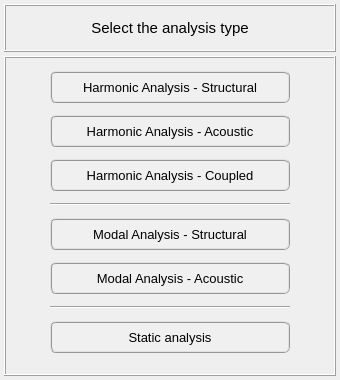
open-pulse/OpenPulse, file pulse/interface/data/ui_files/analysis/general/analysis_type.ui: the form before one commit.
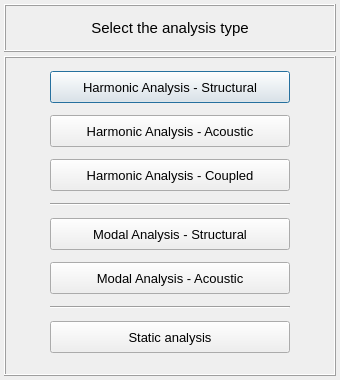
The form after the commit. Icons and pictures are not drawn.

```diff
--- a/pulse/interface/data/ui_files/analysis/general/analysis_type.ui
+++ b/pulse/interface/data/ui_files/analysis/general/analysis_type.ui
@@ -187,10 +187,7 @@
          </font>
         </property>
         <property name="styleSheet">
-         <string notr="true">QPushButton{border-radius: 6px; border-color: rgb(150, 150, 150); border-style: ridge; border-width: 2px; color: rgb(0, 0, 0); background-color: rgb(240, 240, 240)}
-QPushButton:hover{border-radius: 6px; border-color: rgb(0, 170, 255); border-style: ridge; border-width: 2px; color: rgb(0, 0, 0); background-color: rgba(174, 213, 255, 100)}
-QPushButton:pressed{border-radius: 6px; border-color: rgb(0, 170, 255); border-style: ridge; border-width: 2px; color: rgb(0, 0, 0); background-color: rgb(174, 213, 255)}
-QPushButton:disabled{border-radius: 6px; border-color: rgb(150, 150, 150); border-style: ridge; border-width: 0px; color: rgb(150,150, 150); background-color: rgb(220, 220, 220)}</string>
+         <string notr="true"/>
         </property>
         <property name="text">
          <string>Harmonic Analysis - Structural</string>
@@ -238,10 +235,7 @@
          </font>
         </property>
         <property name="styleSheet">
-         <string notr="true">QPushButton{border-radius: 6px; border-color: rgb(150, 150, 150); border-style: ridge; border-width: 2px; color: rgb(0, 0, 0); background-color: rgb(240, 240, 240)}
-QPushButton:hover{border-radius: 6px; border-color: rgb(0, 170, 255); border-style: ridge; border-width: 2px; color: rgb(0, 0, 0); background-color: rgba(174, 213, 255, 100)}
-QPushButton:pressed{border-radius: 6px; border-color: rgb(0, 170, 255); border-style: ridge; border-width: 2px; color: rgb(0, 0, 0); background-color: rgb(174, 213, 255)}
-QPushButton:disabled{border-radius: 6px; border-color: rgb(150, 150, 150); border-style: ridge; border-width: 0px; color: rgb(150,150, 150); background-color: rgb(220, 220, 220)}</string>
+         <string notr="true"/>
         </property>
         <property name="text">
          <string>Harmonic Analysis - Acoustic</string>
@@ -272,10 +266,7 @@
          </font>
         </property>
         <property name="styleSheet">
-         <string notr="true">QPushButton{border-radius: 6px; border-color: rgb(150, 150, 150); border-style: ridge; border-width: 2px; color: rgb(0, 0, 0); background-color: rgb(240, 240, 240)}
-QPushButton:hover{border-radius: 6px; border-color: rgb(0, 170, 255); border-style: ridge; border-width: 2px; color: rgb(0, 0, 0); background-color: rgba(174, 213, 255, 100)}
-QPushButton:pressed{border-radius: 6px; border-color: rgb(0, 170, 255); border-style: ridge; border-width: 2px; color: rgb(0, 0, 0); background-color: rgb(174, 213, 255)}
-QPushButton:disabled{border-radius: 6px; border-color: rgb(150, 150, 150); border-style: ridge; border-width: 0px; color: rgb(150,150, 150); background-color: rgb(220, 220, 220)}</string>
+         <string notr="true"/>
         </property>
         <property name="text">
          <string>Modal Analysis - Structural</string>
@@ -306,10 +297,7 @@
          </font>
         </property>
         <property name="styleSheet">
-         <string notr="true">QPushButton{border-radius: 6px; border-color: rgb(150, 150, 150); border-style: ridge; border-width: 2px; color: rgb(0, 0, 0); background-color: rgb(240, 240, 240)}
-QPushButton:hover{border-radius: 6px; border-color: rgb(0, 170, 255); border-style: ridge; border-width: 2px; color: rgb(0, 0, 0); background-color: rgba(174, 213, 255, 100)}
-QPushButton:pressed{border-radius: 6px; border-color: rgb(0, 170, 255); border-style: ridge; border-width: 2px; color: rgb(0, 0, 0); background-color: rgb(174, 213, 255)}
-QPushButton:disabled{border-radius: 6px; border-color: rgb(150, 150, 150); border-style: ridge; border-width: 0px; color: rgb(150,150, 150); background-color: rgb(220, 220, 220)}</string>
+         <string notr="true"/>
         </property>
         <property name="text">
          <string>Harmonic Analysis - Coupled</string>
@@ -360,10 +348,7 @@
          </font>
         </property>
         <property name="styleSheet">
-         <string notr="true">QPushButton{border-radius: 6px; border-color: rgb(150, 150, 150); border-style: ridge; border-width: 2px; color: rgb(0, 0, 0); background-color: rgb(240, 240, 240)}
-QPushButton:hover{border-radius: 6px; border-color: rgb(0, 170, 255); border-style: ridge; border-width: 2px; color: rgb(0, 0, 0); background-color: rgba(174, 213, 255, 100)}
-QPushButton:pressed{border-radius: 6px; border-color: rgb(0, 170, 255); border-style: ridge; border-width: 2px; color: rgb(0, 0, 0); background-color: rgb(174, 213, 255)}
-QPushButton:disabled{border-radius: 6px; border-color: rgb(150, 150, 150); border-style: ridge; border-width: 0px; color: rgb(150,150, 150); background-color: rgb(220, 220, 220)}</string>
+         <string notr="true"/>
         </property>
         <property name="text">
          <string>Modal Analysis - Acoustic</string>
@@ -394,10 +379,7 @@
          </font>
         </property>
         <property name="styleSheet">
-         <string notr="true">QPushButton{border-radius: 6px; border-color: rgb(150, 150, 150); border-style: ridge; border-width: 2px; color: rgb(0, 0, 0); background-color: rgb(240, 240, 240)}
-QPushButton:hover{border-radius: 6px; border-color: rgb(0, 170, 255); border-style: ridge; border-width: 2px; color: rgb(0, 0, 0); background-color: rgba(174, 213, 255, 100)}
-QPushButton:pressed{border-radius: 6px; border-color: rgb(0, 170, 255); border-style: ridge; border-width: 2px; color: rgb(0, 0, 0); background-color: rgb(174, 213, 255)}
-QPushButton:disabled{border-radius: 6px; border-color: rgb(150, 150, 150); border-style: ridge; border-width: 0px; color: rgb(150,150, 150); background-color: rgb(220, 220, 220)}</string>
+         <string notr="true"/>
         </property>
         <property name="text">
          <string>Static analysis</string>
```
